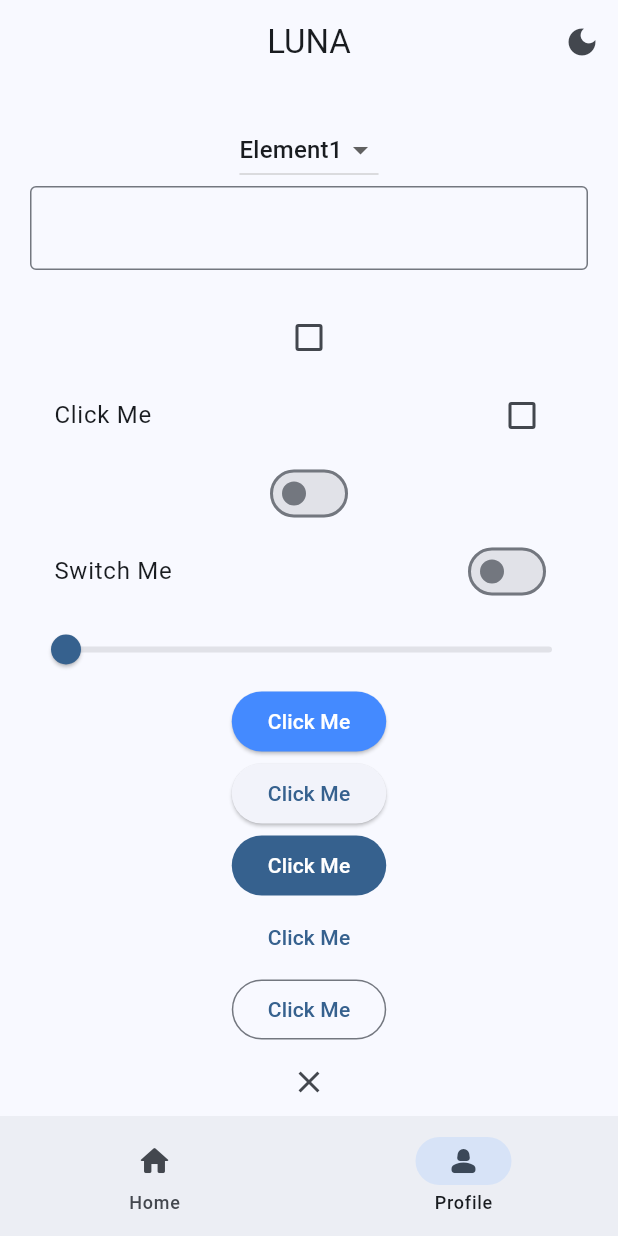
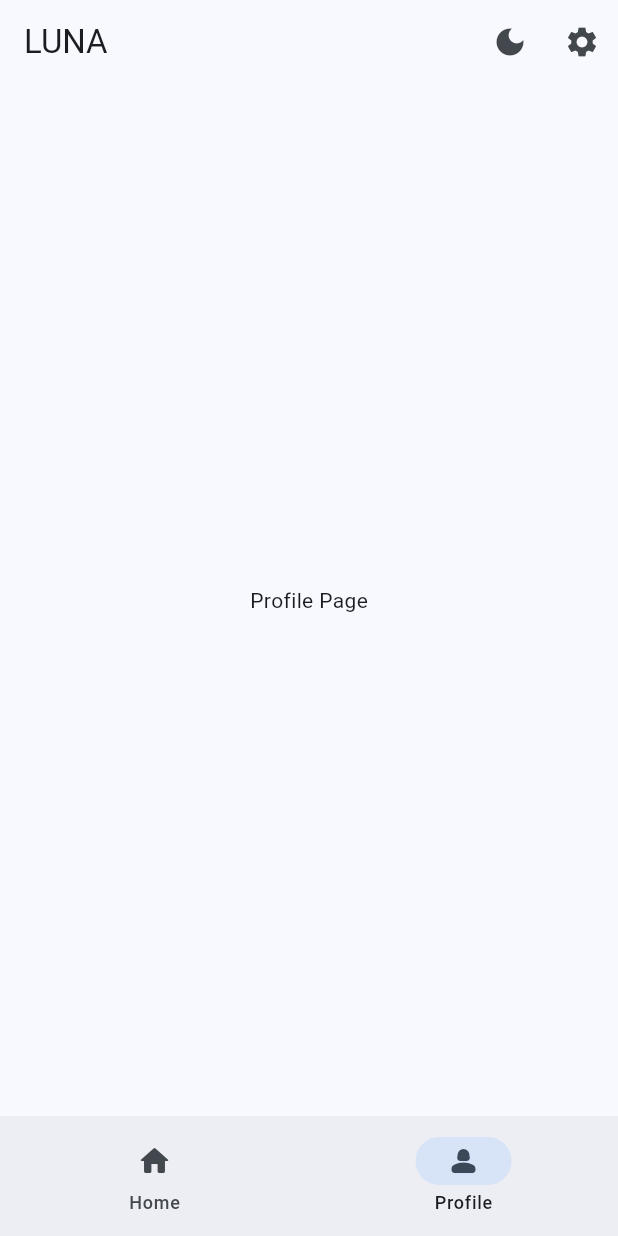
Before and after one commit to genedeh/first_flutter_app, a Flutter app: the screen it shows after launch, item 2 of the bottom bar chosen, on a phone screen of 412 x 824 dp. Run offline on Flutter 3.47's test engine with Material 3 defaults, Android fonts, the phone set to English and light mode, and no system bars.

```diff
--- a/lib/views/pages/profile_page.dart
+++ b/lib/views/pages/profile_page.dart
@@ -1,111 +1,10 @@
 import 'package:flutter/material.dart';
 
-class ProfilePage extends StatefulWidget {
+class ProfilePage extends StatelessWidget {
   const ProfilePage({super.key});
 
   @override
-  State<ProfilePage> createState() => _ProfilePageState();
-}
-
-class _ProfilePageState extends State<ProfilePage> {
-  TextEditingController controller = TextEditingController();
-  bool? isChecked = false;
-  bool isSwitched = false;
-  double sliderValue = 0.0;
-  String? menuItem = 'e1';
-  @override
   Widget build(BuildContext context) {
-    return SingleChildScrollView(
-      child: Padding(
-        padding: const EdgeInsets.all(20.0),
-        child: Column(
-          children: [
-            DropdownButton(
-              value: menuItem,
-              items: [
-                DropdownMenuItem(value: 'e1', child: Text('Element1')),
-                DropdownMenuItem(value: 'e2', child: Text('Element2')),
-              ],
-              onChanged: (String? value) {
-                setState(() {
-                  menuItem = value;
-                });
-              },
-            ),
-            TextField(
-              decoration: InputDecoration(border: OutlineInputBorder()),
-              controller: controller,
-              onEditingComplete: () => setState(() {}),
-            ),
-            Text(controller.text),
-            Checkbox.adaptive(
-              tristate: true,
-              value: isChecked,
-              onChanged: (bool? value) {
-                setState(() {
-                  isChecked = value;
-                });
-              },
-            ),
-            CheckboxListTile.adaptive(
-              tristate: true,
-              value: isChecked,
-              title: Text('Click Me'),
-              onChanged: (bool? value) {
-                setState(() {
-                  isChecked = value;
-                });
-              },
-            ),
-            Switch.adaptive(
-              value: isSwitched,
-              onChanged: (bool value) {
-                setState(() {
-                  isSwitched = value;
-                });
-              },
-            ),
-            SwitchListTile.adaptive(
-              title: Text('Switch Me'),
-              value: isSwitched,
-              onChanged: (bool value) {
-                setState(() {
-                  isSwitched = value;
-                });
-              },
-            ),
-            Slider.adaptive(
-              value: sliderValue,
-              onChanged: (double value) {
-                setState(() {
-                  sliderValue = value;
-                });
-              },
-            ),
-            ElevatedButton(
-              onPressed: () {},
-              style: ElevatedButton.styleFrom(
-                backgroundColor: Colors.blueAccent,
-                foregroundColor: Colors.white,
-              ),
-              child: Text('Click Me'),
-            ),
-            ElevatedButton(onPressed: () {}, child: Text('Click Me')),
-            FilledButton(onPressed: () {}, child: Text('Click Me')),
-            TextButton(onPressed: () {}, child: Text('Click Me')),
-            OutlinedButton(onPressed: () {}, child: Text('Click Me')),
-            CloseButton(),
-            BackButton(),
-            SizedBox(height: 40.0),
-            GestureDetector(
-              onTap: () {
-                print('Image selected');
-              },
-              child: Image.asset('assets/images/bg.jpg'),
-            ),
-          ],
-        ),
-      ),
-    );
+    return Center(child: Text('Profile Page'));
   }
 }
--- a/lib/views/widget_tree.dart
+++ b/lib/views/widget_tree.dart
@@ -1,6 +1,7 @@
 import 'package:first_flutter_app/data/notifiers.dart';
 import 'package:first_flutter_app/views/pages/home_page.dart';
 import 'package:first_flutter_app/views/pages/profile_page.dart';
+import 'package:first_flutter_app/views/pages/settings_page.dart';
 import 'package:flutter/material.dart';
 
 import '../widgets/navbar_widget.dart';
@@ -16,7 +17,6 @@ class WidgetTree extends StatelessWidget {
     return Scaffold(
       appBar: AppBar(
         title: Text(title),
-        centerTitle: true,
         actions: [
           IconButton(
             onPressed: () {
@@ -28,6 +28,19 @@ class WidgetTree extends StatelessWidget {
                 return Icon(isDarkMode ? Icons.light_mode : Icons.dark_mode);
               },
             ),
+          ),
+          IconButton(
+            onPressed: () {
+              Navigator.push(
+                context,
+                MaterialPageRoute(
+                  builder: (context) {
+                    return SettingsPage();
+                  },
+                ),
+              );
+            },
+            icon: Icon(Icons.settings),
           ),
         ],
       ),
```
Also changed, not shown: lib/views/pages/settings_page.dart (added, +122 -0 lines).
